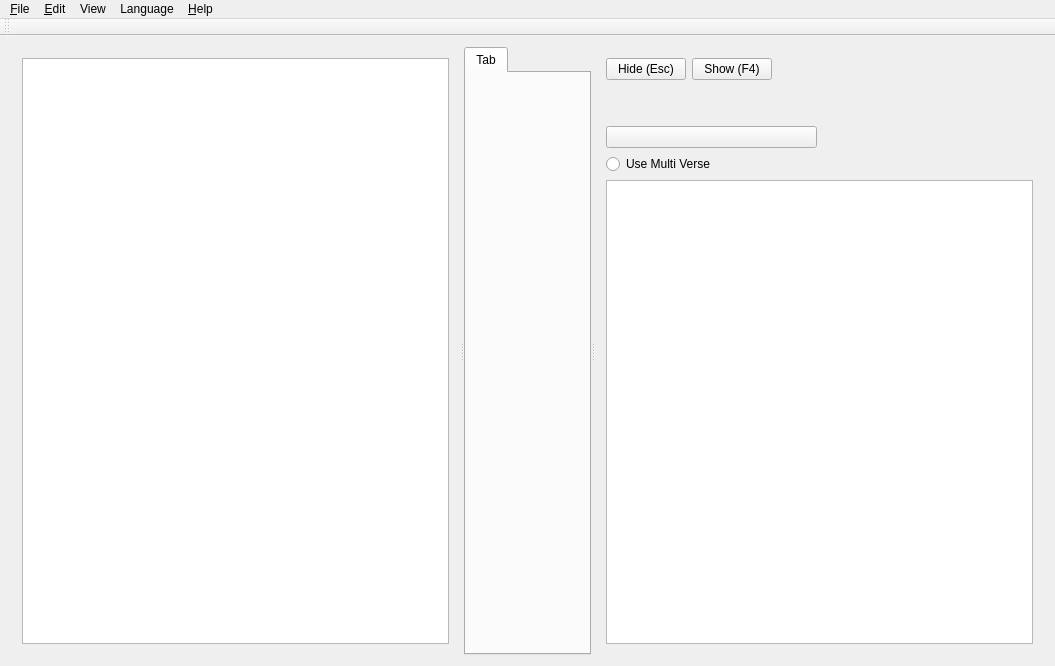
Qt form src/softprojector.ui (SoftProjector/src) before a commit.
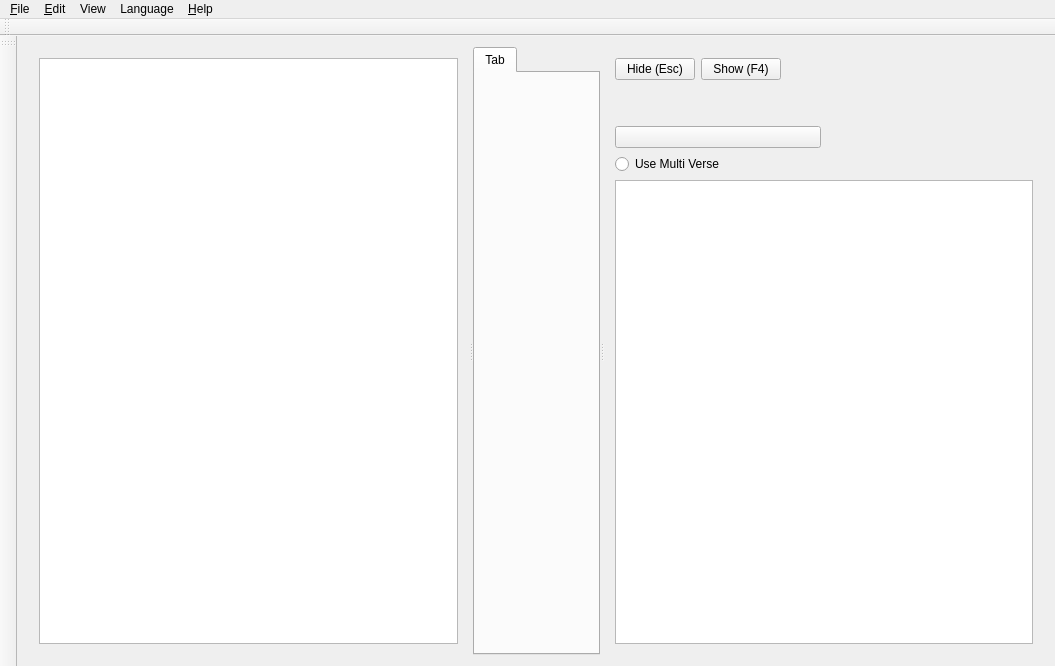
The same form after that commit. Icons and pictures are not drawn.

```diff
--- a/src/softprojector.ui
+++ b/src/softprojector.ui
@@ -318,6 +318,17 @@
     <bool>false</bool>
    </attribute>
   </widget>
+  <widget class="QToolBar" name="toolBar_2">
+   <property name="windowTitle">
+    <string>Schedule Tool Bar</string>
+   </property>
+   <attribute name="toolBarArea">
+    <enum>LeftToolBarArea</enum>
+   </attribute>
+   <attribute name="toolBarBreak">
+    <bool>false</bool>
+   </attribute>
+  </widget>
   <action name="actionAbout">
    <property name="text">
     <string>&amp;About</string>
```
